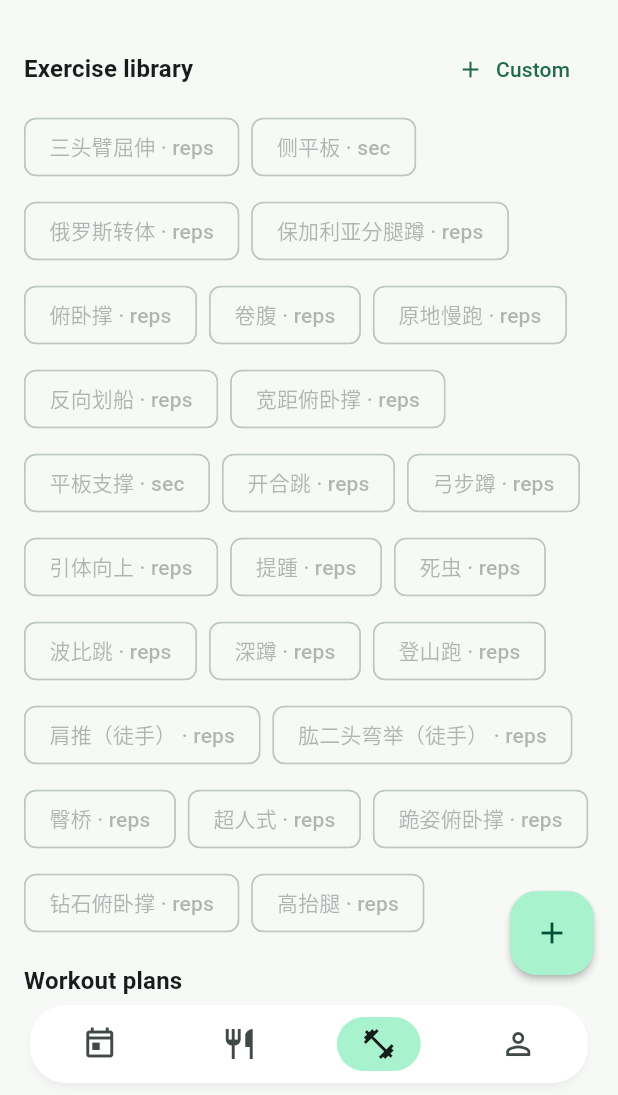
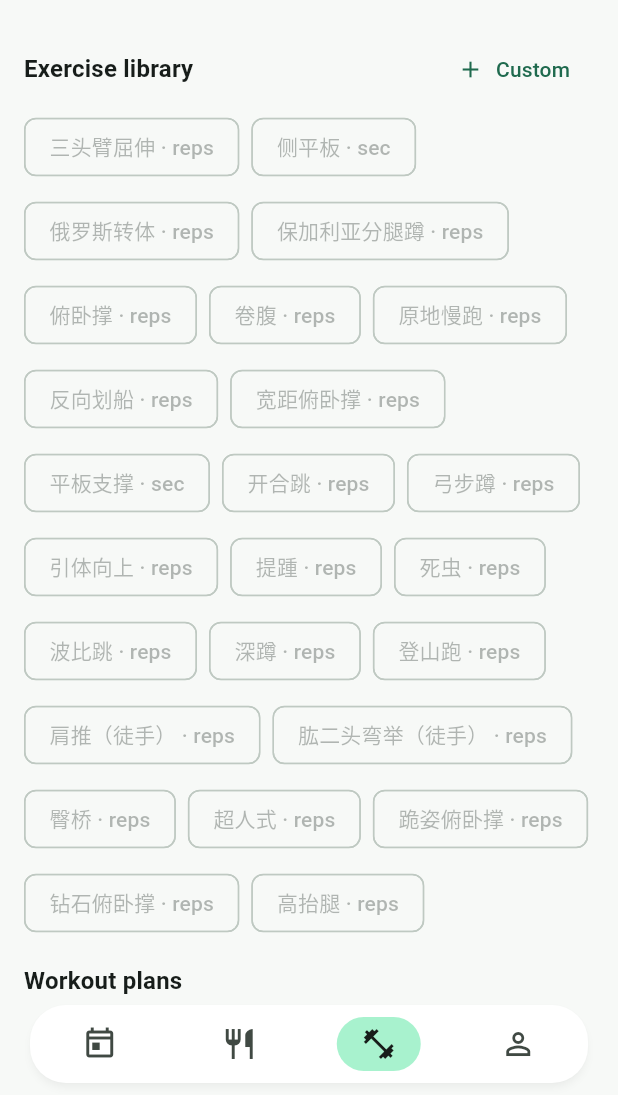
Before and after one commit to Gryvaen/FitnessPlan, a Flutter app: the RecordsPage screen opened by its route, after a tap on "Train", on a phone screen of 412 x 824 dp, the part 141-1236 px from its top. Run offline on Flutter 3.47's test engine with Material 3 defaults, Android fonts, the phone set to English and light mode, and no system bars; our stand-ins replace drift, fl_chart, flutter_local_notifications, flutter_riverpod, go_router, open_filex and 4 more; accounts and stored records are empty; generated files the repository leaves out were written again.

Commit message:
refactor(records): 移除页面级 FAB，改由各 Tab 内添加
Co-authored-by: Cursor <cursoragent@cursor.com>

```diff
--- a/lib/ui/records/records_page.dart
+++ b/lib/ui/records/records_page.dart
@@ -1,6 +1,5 @@
 import 'package:flutter/material.dart';
 import 'package:flutter_riverpod/flutter_riverpod.dart';
-import 'package:go_router/go_router.dart';
 
 import '../../l10n/app_localizations_ext.dart';
 import 'body_records_tab.dart';
@@ -20,7 +19,6 @@ class RecordsPage extends ConsumerStatefulWidget {
 
 class _RecordsPageState extends ConsumerState<RecordsPage> {
   late RecordsSegment _segment;
-  final _bodyKey = GlobalKey<BodyRecordsTabState>();
 
   @override
   void initState() {
@@ -35,25 +33,6 @@ class _RecordsPageState extends ConsumerState<RecordsPage> {
       _segment = widget.initialSegment;
     }
   }
-
-  Future<void> _onFab() async {
-    switch (_segment) {
-      case RecordsSegment.body:
-        await _bodyKey.currentState?.addWeight();
-        return;
-      case RecordsSegment.train:
-        await context.push('/records/plan');
-        return;
-      case RecordsSegment.notes:
-        await context.push(noteEditPath(DateTime.now()));
-    }
-  }
-
-  String _fabTooltip(AppLocalizations l10n) => switch (_segment) {
-        RecordsSegment.body => l10n.fabLogWeight,
-        RecordsSegment.train => l10n.fabNewPlan,
-        RecordsSegment.notes => l10n.fabWriteNote,
-      };
 
   @override
   Widget build(BuildContext context) {
@@ -89,13 +68,8 @@ class _RecordsPageState extends ConsumerState<RecordsPage> {
           ),
         ),
       ),
-      floatingActionButton: FloatingActionButton(
-        onPressed: _onFab,
-        tooltip: _fabTooltip(l10n),
-        child: const Icon(Icons.add),
-      ),
       body: switch (_segment) {
-        RecordsSegment.body => BodyRecordsTab(key: _bodyKey),
+        RecordsSegment.body => const BodyRecordsTab(),
         RecordsSegment.train => const TrainRecordsTab(),
         RecordsSegment.notes => const NotesRecordsTab(),
       },
```
